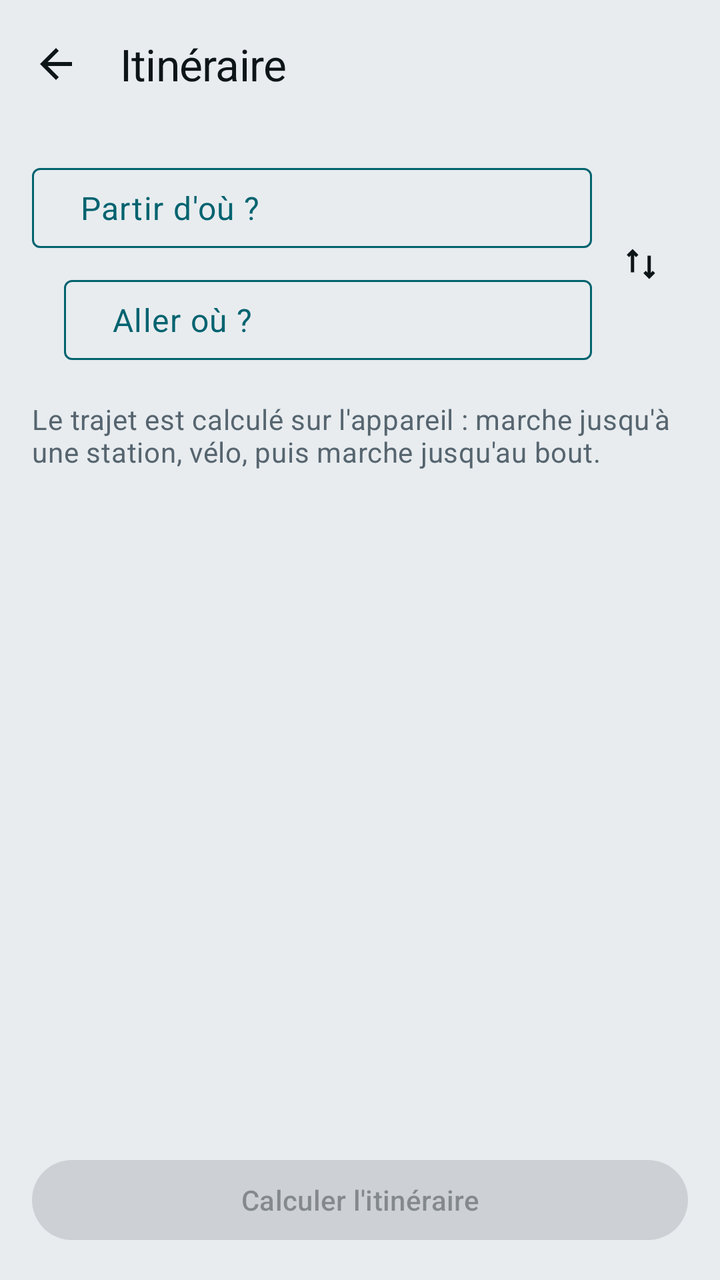
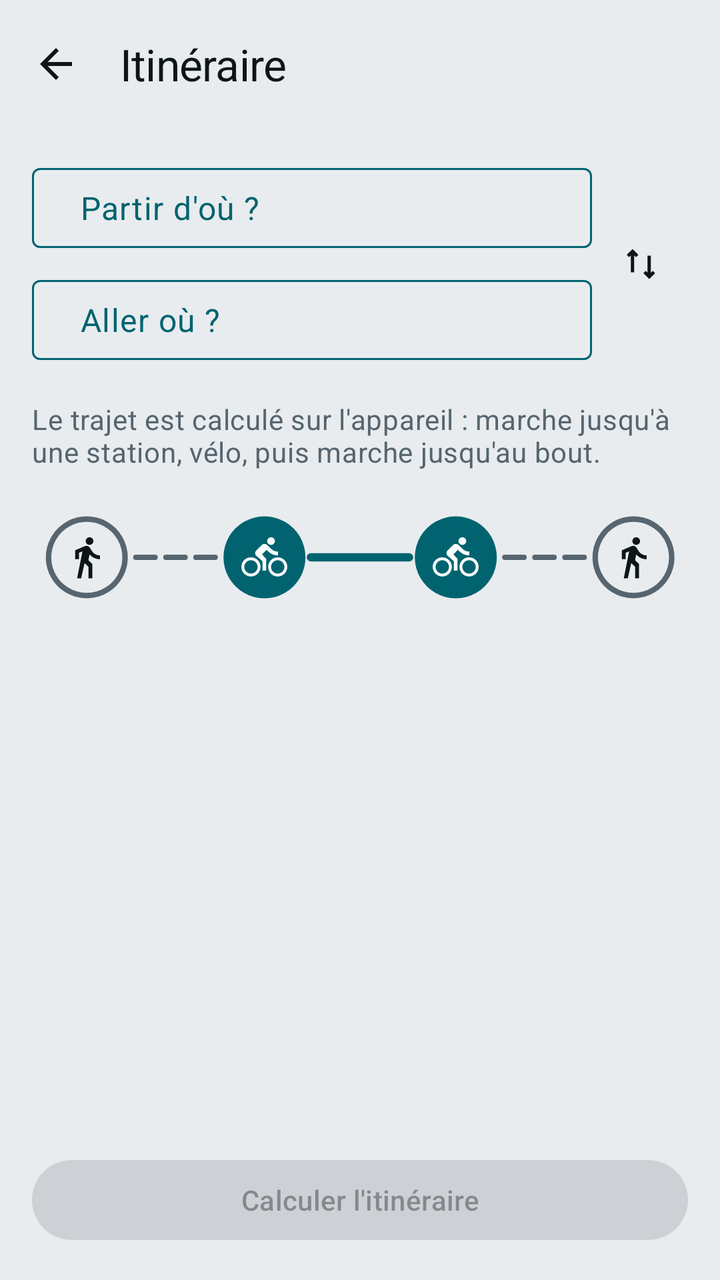

Before-and-after screenshots of an Android layout around one commit, followed by the original layout XML and the change that was made.
<!-- AndroidManifest.xml: application theme Theme.RoueLibre -->
<!-- res/layout/fragment_journey_search.xml -->
<?xml version="1.0" encoding="utf-8"?>
<androidx.constraintlayout.widget.ConstraintLayout
    xmlns:android="http://schemas.android.com/apk/res/android"
    xmlns:app="http://schemas.android.com/apk/res-auto"
    xmlns:tools="http://schemas.android.com/tools"
    android:layout_width="match_parent"
    android:layout_height="match_parent"
    android:fitsSystemWindows="true">

    <com.google.android.material.appbar.MaterialToolbar
        android:id="@+id/toolbar"
        android:layout_width="0dp"
        android:layout_height="wrap_content"
        app:layout_constraintEnd_toEndOf="parent"
        app:layout_constraintStart_toStartOf="parent"
        app:layout_constraintTop_toTopOf="parent"
        app:navigationIcon="@drawable/ic_back"
        app:title="@string/journey_title"
        app:titleTextAppearance="@style/TextAppearance.RoueLibre.Title" />

    <com.google.android.material.button.MaterialButton
        android:id="@+id/origin"
        style="@style/Widget.RoueLibre.Toggle"
        android:layout_width="0dp"
        android:layout_height="wrap_content"
        android:layout_marginStart="@dimen/space_l"
        android:layout_marginTop="@dimen/space_l"
        android:gravity="start|center_vertical"
        android:minHeight="@dimen/touch_target_min"
        android:text="@string/journey_origin_empty"
        app:layout_constraintEnd_toStartOf="@id/swap"
        app:layout_constraintStart_toStartOf="parent"
        app:layout_constraintTop_toBottomOf="@id/toolbar" />

    <com.google.android.material.button.MaterialButton
        android:id="@+id/destination"
        style="@style/Widget.RoueLibre.Toggle"
        android:layout_width="0dp"
        android:layout_height="wrap_content"
        android:layout_marginStart="@dimen/space_l"
        android:layout_marginTop="@dimen/space_s"
        android:gravity="start|center_vertical"
        android:minHeight="@dimen/touch_target_min"
        android:text="@string/journey_destination_empty"
        app:layout_constraintEnd_toEndOf="@id/origin"
        app:layout_constraintStart_toStartOf="@id/origin"
        app:layout_constraintTop_toBottomOf="@id/origin" />

    
    <com.google.android.material.button.MaterialButton
        android:id="@+id/swap"
        style="@style/Widget.Material3.Button.IconButton"
        android:layout_width="@dimen/touch_target_min"
        android:layout_height="@dimen/touch_target_min"
        android:layout_marginStart="@dimen/space_s"
        android:layout_marginEnd="@dimen/space_l"
        android:contentDescription="@string/journey_swap"
        app:icon="@drawable/ic_swap"
        app:iconTint="@color/ink"
        app:layout_constraintBottom_toBottomOf="@id/destination"
        app:layout_constraintEnd_toEndOf="parent"
        app:layout_constraintTop_toTopOf="@id/origin" />

    <TextView
        android:id="@+id/hint"
        android:layout_width="0dp"
        android:layout_height="wrap_content"
        android:layout_marginStart="@dimen/space_l"
        android:layout_marginTop="@dimen/space_l"
        android:layout_marginEnd="@dimen/space_l"
        android:text="@string/journey_hint"
        android:textAppearance="@style/TextAppearance.RoueLibre.Secondary"
        app:layout_constraintEnd_toEndOf="parent"
        app:layout_constraintStart_toStartOf="parent"
        app:layout_constraintTop_toBottomOf="@id/destination" />

    <com.google.android.material.button.MaterialButton
        android:id="@+id/compute"
        android:layout_width="0dp"
        android:layout_height="@dimen/touch_target_min"
        android:layout_marginStart="@dimen/space_l"
        android:layout_marginEnd="@dimen/space_l"
        android:layout_marginBottom="@dimen/space_l"
        android:enabled="false"
        android:text="@string/journey_compute"
        app:layout_constraintBottom_toBottomOf="parent"
        app:layout_constraintEnd_toEndOf="parent"
        app:layout_constraintStart_toStartOf="parent"
        tools:enabled="true" />

</androidx.constraintlayout.widget.ConstraintLayout>
<!-- resources referenced by this layout -->
<resources>
  <color name="ink">#0E1519</color>
  <dimen name="space_l">16dp</dimen>
  <dimen name="space_s">8dp</dimen>
  <dimen name="touch_target_min">48dp</dimen>
  <!-- drawable ic_back (drawable) -->
  <?xml version="1.0" encoding="utf-8"?>
  <vector xmlns:android="http://schemas.android.com/apk/res/android"
      android:width="24dp"
      android:height="24dp"
      android:autoMirrored="true"
      android:tint="@color/ink"
      android:viewportWidth="24"
      android:viewportHeight="24">
      <path
          android:fillColor="#FFFFFF"
          android:pathData="M20,11H7.83l5.59,-5.59L12,4l-8,8 8,8 1.41,-1.41L7.83,13H20v-2z" />
  </vector>
  <!-- drawable ic_swap (drawable) -->
  <?xml version="1.0" encoding="utf-8"?>
  <vector xmlns:android="http://schemas.android.com/apk/res/android"
      android:width="24dp"
      android:height="24dp"
      android:tint="@color/ink"
      android:viewportWidth="24"
      android:viewportHeight="24">
      <path
          android:fillColor="#FFFFFF"
          android:pathData="M7.5,3L4,6.5 5.4,7.9 6.5,6.8V17h2V6.8l1.1,1.1L11,6.5 7.5,3zM17.5,21L21,17.5 19.6,16.1 18.5,17.2V7h-2v10.2l-1.1,-1.1L14,17.5 17.5,21z" />
  </vector>
  <string name="journey_compute">Calculer l\'itinéraire</string>
  <string name="journey_destination_empty">Aller où ?</string>
  <string name="journey_hint">Le trajet est calculé sur l\'appareil : marche jusqu\'à une station, vélo, puis marche jusqu\'au bout.</string>
  <string name="journey_origin_empty">Partir d\'où ?</string>
  <string name="journey_swap">Intervertir le départ et l\'arrivée</string>
  <string name="journey_title">Itinéraire</string>
  <style name="TextAppearance.RoueLibre.Secondary" parent="TextAppearance.Material3.BodyMedium">
          <item name="android:fontFamily">@font/atkinson</item>
          <item name="android:textSize">@dimen/text_secondary</item>
          <item name="android:textColor">@color/ink_soft</item>
          <item name="android:fontFeatureSettings">tnum</item>
      </style>
  <style name="TextAppearance.RoueLibre.Title" parent="TextAppearance.Material3.TitleLarge">
          <item name="android:fontFamily">@font/bricolage_semibold</item>
          <item name="android:textSize">@dimen/text_title</item>
          <item name="android:textColor">@color/ink</item>
          <item name="android:letterSpacing">-0.01</item>
      </style>
  <dimen name="text_secondary">14sp</dimen>
  <color name="ink_soft">#56656F</color>
  <dimen name="text_title">22sp</dimen>
  <color name="signal">#00636F</color>
  <style name="TextAppearance.RoueLibre.Body" parent="TextAppearance.Material3.BodyLarge">
          <item name="android:fontFamily">@font/atkinson</item>
          <item name="android:textSize">@dimen/text_body</item>
          <item name="android:textColor">@color/ink</item>
      </style>
  <style name="ShapeAppearance.RoueLibre" parent="ShapeAppearance.Material3.Corner.None">
          <item name="cornerFamily">rounded</item>
          <item name="cornerSize">@dimen/radius</item>
      </style>
  <color name="surface">#FAFCFD</color>
  <color name="alert">#9C4A00</color>
  <color name="paper">#E8ECEF</color>
  <color name="outline">#CCD5DA</color>
  <color name="surface_inverse">#0E1519</color>
  <color name="ink_inverse">#FAFCFD</color>
  <color name="signal_inverse">#3FBFCE</color>
  <style name="TextAppearance.RoueLibre.Label" parent="TextAppearance.Material3.LabelMedium">
          <item name="android:fontFamily">@font/atkinson</item>
          <item name="android:textSize">@dimen/text_label</item>
          <item name="android:textColor">@color/ink_soft</item>
          <item name="android:textAllCaps">true</item>
          <item name="android:letterSpacing">0.08</item>
      </style>
  <dimen name="text_body">16sp</dimen>
  <dimen name="radius">4dp</dimen>
  <dimen name="text_label">12sp</dimen>
  <!-- unchanged entries left out for length: 2 -->
</resources>

<!-- the commit's change to res/layout/fragment_journey_search.xml (unified diff, before → after) -->
@@ -32,12 +32,12 @@
         app:layout_constraintStart_toStartOf="parent"
         app:layout_constraintTop_toBottomOf="@id/toolbar" />
 
+    
     <com.google.android.material.button.MaterialButton
         android:id="@+id/destination"
         style="@style/Widget.RoueLibre.Toggle"
         android:layout_width="0dp"
         android:layout_height="wrap_content"
-        android:layout_marginStart="@dimen/space_l"
         android:layout_marginTop="@dimen/space_s"
         android:gravity="start|center_vertical"
         android:minHeight="@dimen/touch_target_min"
@@ -74,6 +74,21 @@
         app:layout_constraintStart_toStartOf="parent"
         app:layout_constraintTop_toBottomOf="@id/destination" />
 
+    
+    <ImageView
+        android:id="@+id/shape"
+        android:layout_width="0dp"
+        android:layout_height="wrap_content"
+        android:layout_marginStart="@dimen/space_l"
+        android:layout_marginTop="@dimen/space_l"
+        android:layout_marginEnd="@dimen/space_l"
+        android:adjustViewBounds="true"
+        android:importantForAccessibility="no"
+        android:src="@drawable/illustration_journey"
+        app:layout_constraintEnd_toEndOf="parent"
+        app:layout_constraintStart_toStartOf="parent"
+        app:layout_constraintTop_toBottomOf="@id/hint" />
+
     <com.google.android.material.button.MaterialButton
         android:id="@+id/compute"
         android:layout_width="0dp"
<!-- resource entries referenced after the edit -->
@@ -29,6 +29,7 @@
           android:fillColor="#FFFFFF"
           android:pathData="M7.5,3L4,6.5 5.4,7.9 6.5,6.8V17h2V6.8l1.1,1.1L11,6.5 7.5,3zM17.5,21L21,17.5 19.6,16.1 18.5,17.2V7h-2v10.2l-1.1,-1.1L14,17.5 17.5,21z" />
   </vector>
+  <!-- drawable illustration_journey: vector/xml drawable (drawable, 4078 chars, omitted) -->
   <string name="journey_compute">Calculer l\'itinéraire</string>
   <string name="journey_destination_empty">Aller où ?</string>
   <string name="journey_hint">Le trajet est calculé sur l\'appareil : marche jusqu\'à une station, vélo, puis marche jusqu\'au bout.</string>
